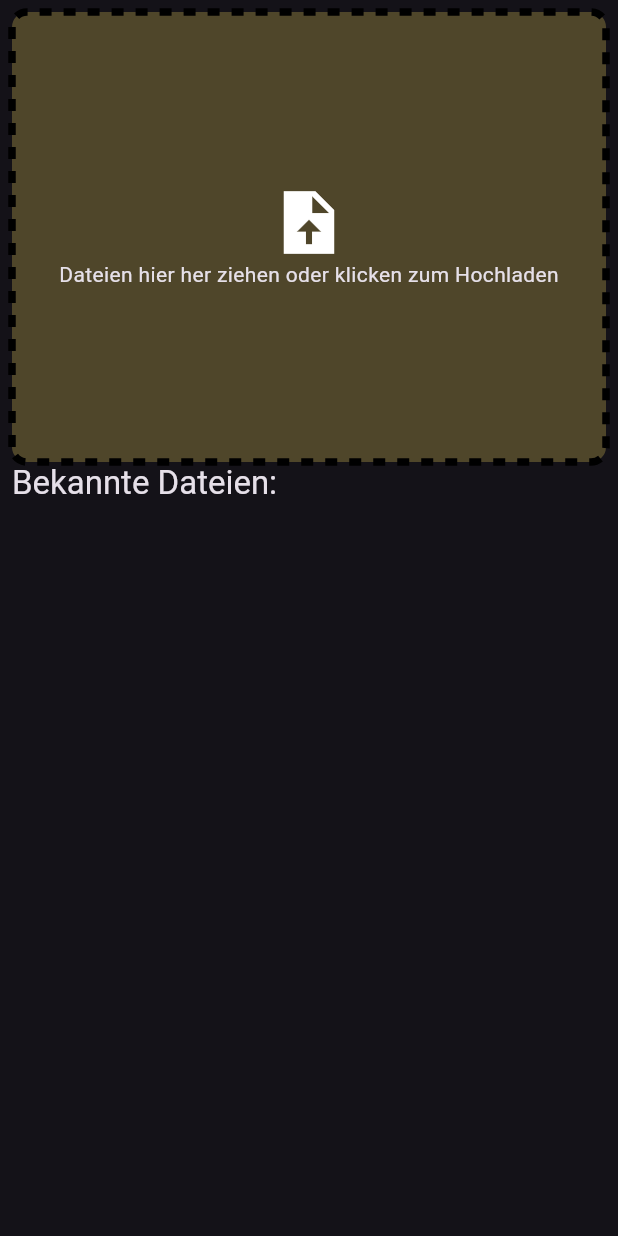
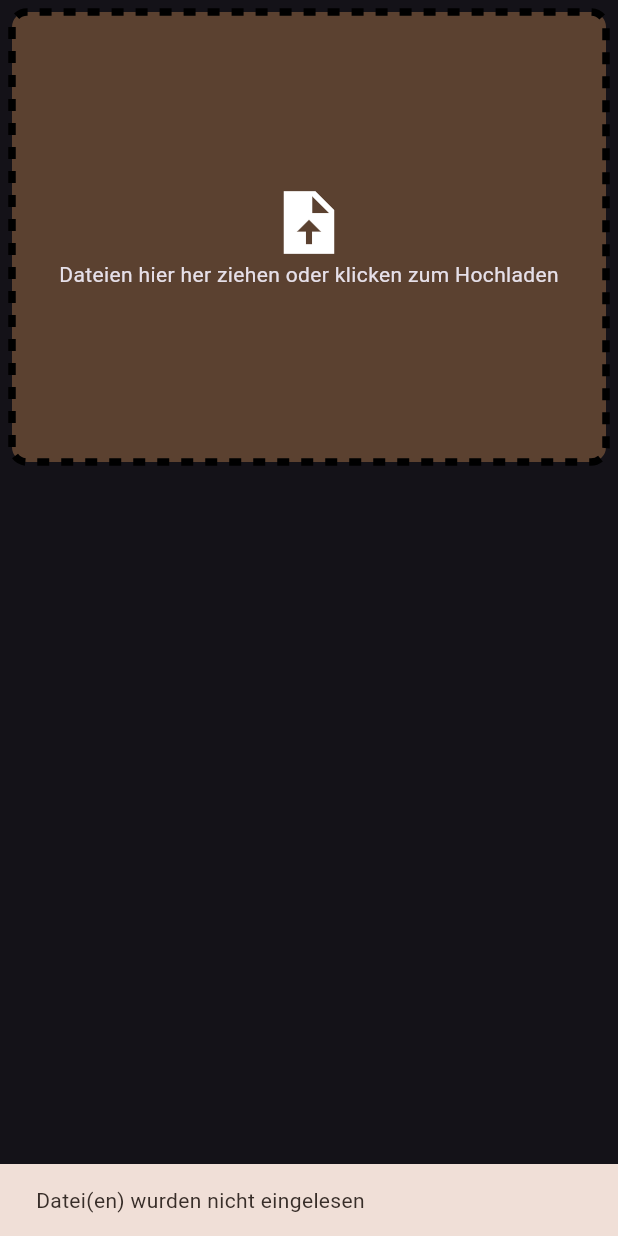
Before and after one commit to TheGreedyGoat/wallbox_logs, a Flutter app: the FileUpload widget shown alone on an empty page, opened directly, after a tap on "Dateien hier her ziehen oder klicken zum", on a phone screen of 412 x 824 dp. Run offline on Flutter 3.47's test engine with Material 3 defaults, Android fonts, the phone set to English and light mode, and no system bars; drawn by our look-alikes of dotted_border; our stand-ins replace file_picker, flutter_riverpod, flutter_typeahead, freezed_annotation; missing offline and left inert: text_input_formatter, window_manager.

Commit message:
File upload checks if filename already exists. User can then choose to rename the file and read it in anyway or to skip it.

```diff
--- a/lib/back_layer/my_local_database.dart
+++ b/lib/back_layer/my_local_database.dart
@@ -1,24 +1,62 @@
 import 'dart:io';
 import 'package:path_provider/path_provider.dart';
+import 'package:url_launcher/url_launcher.dart';
 
 /// Implementation for a local database on the device
 class MyLocalDatabase {
-  static Future<String> get _localPath async {
-    final directory = await getApplicationDocumentsDirectory();
+  /// local directory for all files
+  static Future<Directory> get _localDirectory async {
+    final appDir = await getApplicationDocumentsDirectory();
+    String rootPath = '${appDir.path}/wallbox_logs';
+    final rootDirectory = Directory(rootPath);
+    if (!await rootDirectory.exists()) {
+      await rootDirectory.create();
+    }
+    return rootDirectory;
+  }
 
+  /// specified directory within _localDirectory
+  static Future<Directory> _subDirectory(String subPath) async {
+    String fullPath = '${(await _localDirectory).path}/$subPath';
+    final directory = Directory(fullPath);
+    if (!await directory.exists()) await directory.create();
+    return directory;
+  }
+
+  static Future<String> _localPath(String path) async {
+    final directory = Directory(
+      (await _subDirectory(path)).path,
+    );
+    if (!await directory.exists()) {
+      await directory.create();
+    }
     return directory.path;
   }
 
-  static Future<File> _localFile(String fullFileName) async {
-    final path = '${await _localPath}/$fullFileName';
+  static Future<File> _localFile(String fullFileName, String subPath) async {
+    final path = '${(await _localPath(subPath))}/$fullFileName';
+
     return File(path);
+  }
+
+  static Future<List<File>> localFilesFromPath(String subPath) async {
+    final directory = await _subDirectory(subPath);
+    List<File> files = List.empty(growable: true);
+    await directory.list().forEach(
+      (element) {
+        if (element is File) {
+          files.add(element);
+        }
+      },
+    );
+    return files;
   }
 
   /// returns the requested file if it exits
   /// - [fullFileName] : including the extension
-  static Future<String> readFile(String fullFileName) async {
+  static Future<String> readFile(String fullFileName, String subPath) async {
     try {
-      final file = await _localFile(fullFileName);
+      final file = await _localFile(fullFileName, subPath);
       final content = await file.readAsString();
       return content;
     } catch (e) {
@@ -27,9 +65,19 @@ class MyLocalDatabase {
   }
 
   /// Writes the [content] to the file and returns it
-  static Future<File> writeFile(String fullFileName, String content) async {
-    final file = await _localFile(fullFileName);
-
+  static Future<File> writeFile(
+    String fullFileName,
+    String content,
+    String subPath,
+  ) async {
+    final file = await _localFile(fullFileName, subPath);
     return await file.writeAsString(content);
   }
+
+  static Future<void> openDirectory(String path) async {
+    final uri = Uri.file(await _localPath(path));
+    if (await canLaunchUrl(uri)) {
+      await launchUrl(uri);
+    }
+  }
 }
--- a/lib/front_layer/pages/file_upload.dart
+++ b/lib/front_layer/pages/file_upload.dart
@@ -1,6 +1,7 @@
 import 'package:dotted_border/dotted_border.dart';
 import 'package:file_picker/file_picker.dart';
 import 'package:flutter/material.dart';
+import 'package:wallbox_logs/front_layer/widgets/input_field_decoration.dart';
 import 'package:wallbox_logs/mid_layer/parser.dart';
 
 /// A Page used to load new WalboxLog files into the app
@@ -25,7 +26,7 @@ class _FileUploadState extends State<FileUpload> {
             height: 300,
             child: GestureDetector(
               onTap: () async {
-                await WallBoxParser.processFilePickerResult(
+                int successful = await WallBoxParser.processFilePickerResult(
                   await FilePicker.pickFiles(
                     dialogTitle: 'Hello',
                     type: FileType.custom,
@@ -34,8 +35,21 @@ class _FileUploadState extends State<FileUpload> {
                     lockParentWindow: true,
                   ),
                   (fileName) async {
-                    return await _existingDialog(context, fileName) ?? false;
+                    String? newName = await _changeExistingFileNameDialog(
+                      context,
+                      fileName,
+                    );
+                    return newName;
                   },
+                );
+                ScaffoldMessenger.of(context).showSnackBar(
+                  SnackBar(
+                    content: Text(
+                      successful == 0
+                          ? 'Datei(en) wurden nicht eingelesen'
+                          : '$successful Datei${successful > 1 ? 'en' : ''} erfolgreich eingelesen',
+                    ),
+                  ),
                 );
                 setState(
                   () {},
@@ -71,72 +85,57 @@ class _FileUploadState extends State<FileUpload> {
               ),
             ),
           ),
-
-          FutureBuilder(
-            future: WallBoxParser.existingFileNames,
-            builder: (context, asyncSnapshot) {
-              return !asyncSnapshot.hasData
-                  ? CircularProgressIndicator()
-                  : SingleChildScrollView(
-                      child: Column(
-                        crossAxisAlignment: CrossAxisAlignment.start,
-                        children: [
-                          Text(
-                            'Bekannte Dateien:',
-                            style: Theme.of(context).textTheme.titleLarge,
-                          ),
-                          for (final name in asyncSnapshot.data!)
-                            Row(
-                              children: [
-                                Icon(
-                                  Icons.circle,
-                                  size: 10,
-                                ),
-                                SizedBox(
-                                  width: 10,
-                                ),
-                                Text(name),
-                              ],
-                            ),
-                        ],
-                      ),
-                    );
-            },
-          ),
         ],
       ),
     );
   }
 
-  Future<bool?> _existingDialog(BuildContext context, String fileName) async {
-    return await showDialog<bool>(
-      context: context,
-      builder: (context) => AlertDialog(
-        title: Text(
-          'Doppelte Datei',
-        ),
-        content: Text.rich(
-          TextSpan(
+  Future<String?> _changeExistingFileNameDialog(
+    BuildContext context,
+    String fileName,
+  ) async => await showDialog<String>(
+    context: context,
+    builder: (context) {
+      TextEditingController controller = TextEditingController(text: fileName);
+      return AlertDialog(
+        title: Text('Dateiname $fileName existiert bereits.'),
+        content: ConstrainedBox(
+          constraints: BoxConstraints(minWidth: 200, maxWidth: 200),
+          child: Column(
+            mainAxisSize: MainAxisSize.min,
             children: [
-              TextSpan(text: 'Eine Datei mit dem Namen\n'),
-              TextSpan(text: '$fileName\n'),
-              TextSpan(
-                text: 'existiert bereits. Soll sie übersprungen werden?',
+              Text(
+                softWrap: true,
+                'Achtung! Wird der Name geändert, werden alle Transaktionen eingelesen, selbst wenn sie bereits existieren',
+                style: TextStyle(color: Colors.red),
+              ),
+              SizedBox(
+                height: 20,
+              ),
+              InputFieldDecoration(
+                child: TextField(
+                  controller: controller,
+                ),
               ),
             ],
           ),
         ),
+
         actions: [
           ElevatedButton(
-            onPressed: () => Navigator.pop(context, true),
+            onPressed: () {
+              Navigator.pop(context, null);
+            },
             child: Text('überspringen'),
           ),
           ElevatedButton(
-            onPressed: () => Navigator.pop(context, false),
-            child: Text('trotzdem einlesen'),
+            onPressed: () {
+              Navigator.pop(context, controller.text);
+            },
+            child: Text('umbenennen'),
           ),
         ],
-      ),
-    );
-  }
+      );
+    },
+  );
 }
--- /dev/null
+++ b/lib/mid_layer/data/file_data_2.dart
@@ -0,0 +1,68 @@
+import 'dart:io';
+
+import 'package:wallbox_logs/back_layer/my_local_database.dart';
+
+class LogFileData {
+  static final String pathRoot = 'file_data';
+
+  static final List<LogFileData> _existing = List.empty(growable: true);
+
+  static List<LogFileData> get logs => _existing.toList(growable: false);
+
+  LogFileData._p({required this.name, required this.ext});
+
+  static Future<void> openDirectory() async =>
+      MyLocalDatabase.openDirectory(pathRoot);
+
+  static Future<void> preload() async {
+    final files = await MyLocalDatabase.localFilesFromPath(pathRoot);
+    for (final file in files) {
+      _existing.add(await fromFile(file));
+    }
+  }
+
+  final String name;
+  final String ext;
+
+  static Future<LogFileData> fromFile(File file) async {
+    final splitName = file.path.split('/').last.split('.');
+    return LogFileData._p(name: splitName[0], ext: splitName[1]);
+  }
+
+  String get fullName => '$name.$ext';
+
+  Future<String> get content async =>
+      await MyLocalDatabase.readFile(fullName, pathRoot);
+
+  Future<void> writeContent(String content) async {
+    print('Writing ${content.length} chars to $pathRoot/$fullName');
+    await MyLocalDatabase.writeFile(fullName, content, pathRoot);
+  }
+
+  static Future<LogFileData> create({
+    required String name,
+    required String ext,
+    String content = '',
+  }) async {
+    final data = LogFileData._p(name: name, ext: ext);
+    assert(
+      !checkExisting(name, ext),
+      'File $name.$ext already exists!',
+    );
+    await data.writeContent(content);
+    _existing.add(data);
+    return data;
+  }
+
+  static bool checkExisting(String name, String ext) {
+    for (final data in _existing) {
+      if (data.name == name && data.ext == ext) return true;
+    }
+    return false;
+  }
+
+  bool checkEqual(
+    String name,
+    String ext,
+  ) => name == this.name && ext == this.ext;
+}
--- a/lib/mid_layer/parser.dart
+++ b/lib/mid_layer/parser.dart
@@ -2,62 +2,85 @@ import 'dart:io';
 
 import 'package:file_picker/file_picker.dart';
 import 'package:wallbox_logs/back_layer/my_local_database.dart';
+import 'package:wallbox_logs/mid_layer/data/file_data_2.dart';
 import 'package:wallbox_logs/mid_layer/services/parser/wall_box_log.dart';
 
 ///static class to validate and parse Wallbox files
 class WallBoxParser {
-  static const String _fileName = 'existing_log_files.txt';
-  static late final List<String> _existingFileNames;
+  static bool isLoaded = false;
 
-  static Future<List<String>> get existingFileNames async {
-    await _ensurePreload();
-    return _existingFileNames;
+  // static Future<void> _ensurePreload() async {
+  //   if (isLoaded) return;
+  //   String data = await MyLocalDatabase.readFile(_fileName);
+  //   _existingFileNames = data
+  //       .split('\n')
+  //       .where(
+  //         (element) => element.isNotEmpty,
+  //       )
+  //       .toList(growable: true);
+  //   isLoaded = true;
+  // }
+
+  // static Future<void> _registerFileName(String fileName) async {
+  //   _existingFileNames.add(fileName);
+  //   MyLocalDatabase.writeFile(
+  //     _fileName,
+  //     _existingFileNames.fold(
+  //       '',
+  //       (previousValue, element) {
+  //         return '$previousValue\n$element';
+  //       },
+  //     ),
+  //   );
+  // }
+
+  static Future<int> processFilePickerResult(
+    FilePickerResult? result,
+    Future<String?> Function(String fileName) overrideOnExisting,
+  ) async {
+    int successful = 0;
+    if (result == null) return 0;
+    for (int i = 0; i < result.paths.length; i++) {
+      final path = result.paths[i];
+      if (path == null) continue;
+      final fullName = _fileNameFromPath(path);
+      final splitName = fullName.split('.');
+      final ext = splitName.removeLast();
+      final name = splitName
+          .fold(
+            '',
+            (previousValue, element) => '$previousValue.$element',
+          )
+          .replaceFirst('.', '');
+
+      String content = await File(path).readAsString();
+      if (await _createLog(name, ext, content, overrideOnExisting)) {
+        successful++;
+      }
+    }
+    return successful;
   }
 
-  static bool isLoaded = false;
-
-  static Future<void> _ensurePreload() async {
-    if (isLoaded) return;
-    String data = await MyLocalDatabase.readFile(_fileName);
-    _existingFileNames = data
-        .split('\n')
-        .where(
-          (element) => element.isNotEmpty,
-        )
-        .toList(growable: true);
-    isLoaded = true;
-  }
-
-  static Future<void> _registerFileName(String fileName) async {
-    _existingFileNames.add(fileName);
-    MyLocalDatabase.writeFile(
-      _fileName,
-      _existingFileNames.fold(
-        '',
-        (previousValue, element) {
-          return '$previousValue\n$element';
-        },
-      ),
-    );
-  }
-
-  static Future<void> processFilePickerResult(
-    FilePickerResult? result,
-    Future<bool> Function(String fileName) skipExistingCallback,
+  static Future<bool> _createLog(
+    String name,
+    String ext,
+    String content,
+    Future<String?> Function(String fileName) overrideOnExisting,
   ) async {
-    if (result == null) return;
-    await _ensurePreload();
-    for (int i = 0; i < result.paths.length; i++) {
-      final name = _fileNameFromPath(result.paths[i]!);
-      if (_existingFileNames.contains(name)) {
-        if (await skipExistingCallback(name)) {
-          continue;
-        }
-      } else {
-        await _registerFileName(name);
+    print('check if $name exists:');
+    print(LogFileData.checkExisting(name, ext));
+    try {
+      (await WallBoxLog.fromFileData(
+        await LogFileData.create(name: name, ext: ext, content: content),
+      )).createTransactions();
+      return true;
+    } catch (e) {
+      String? override = await overrideOnExisting(name);
+      print('new file name: $override');
+      if (override != null) {
+        return await _createLog(override, ext, content, overrideOnExisting);
       }
-      File file = File(result.paths[i]!);
-      (await WallBoxLog.fromFile(file)).createTransactions(true);
+      return false;
     }
   }
 
--- a/pubspec.yaml
+++ b/pubspec.yaml
@@ -48,6 +48,7 @@ dependencies:
   text_input_formatter: ^1.0.2
   file_picker: ^11.0.2
   dotted_border: ^3.1.0
+  url_launcher: ^6.3.2
 
 dev_dependencies:
   flutter_test:
```
Also changed, not shown: lib/back_layer/model_repos/model_repository.dart (+7 -4 lines), lib/front_layer/pages/file_overview.dart (added, +28 -0 lines), lib/main.dart (+14 -13 lines), lib/mid_layer/services/parser/wall_box_line/wall_box_line.dart (+19 -0 lines), lib/mid_layer/services/parser/wall_box_log.dart (+6 -8 lines), lib/mid_layer/services/parser/wall_box_transaction_block/wall_box_transaction_block.dart (+19 -0 lines), lib/riverpod/widget_tree_notifier.dart (+10 -3 lines), pubspec.lock, 5 other files.
